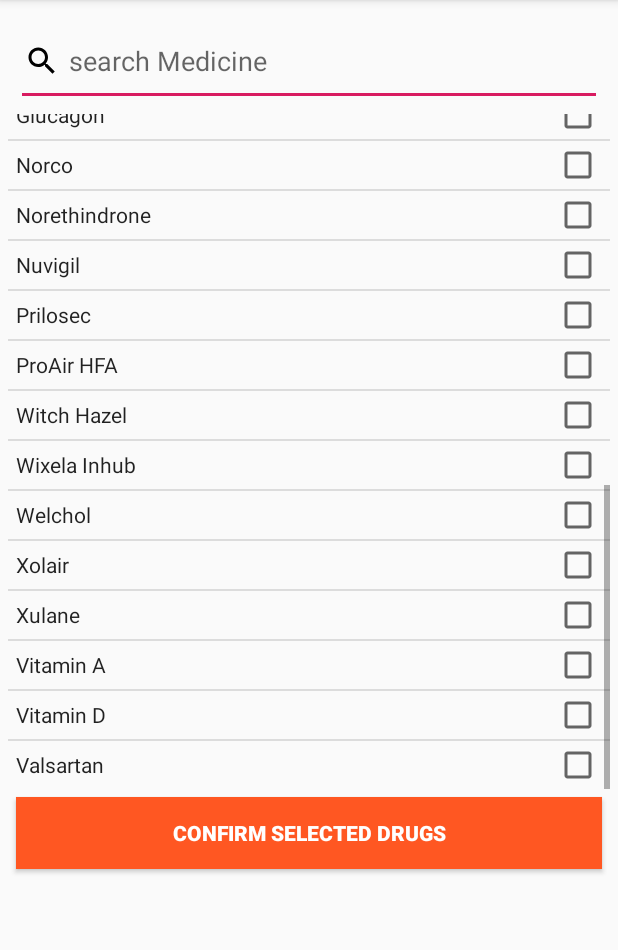
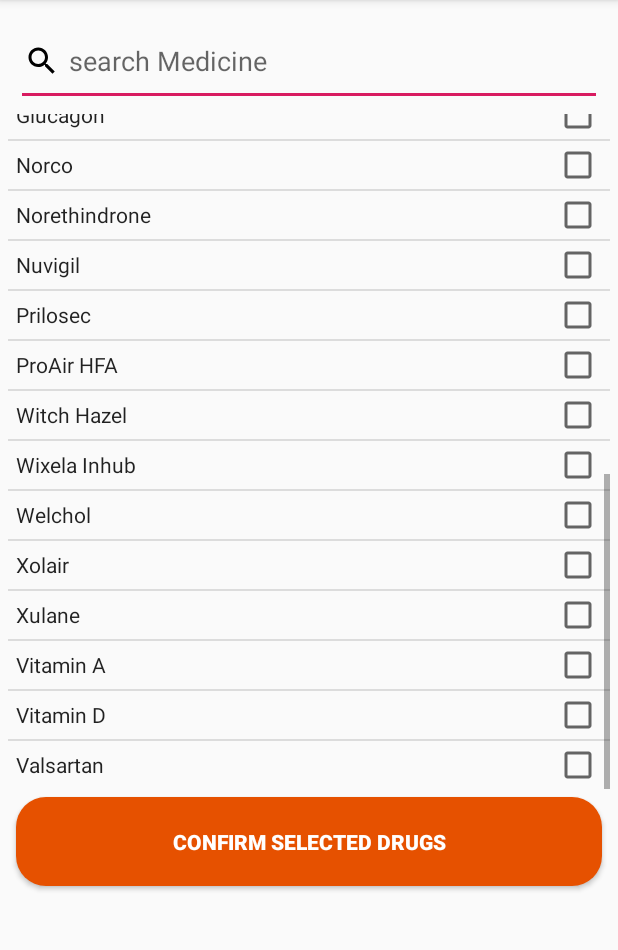
Before and after one commit to Omar4518/Pharma, an Android app: the DrugsActivity screen opened directly, with no data from a screen before it, scrolled down 629 dp, on a phone screen of 412 x 824 dp, the part 84-1034 px from its top. Run offline under Robolectric (Android 15) with nearby library versions, the phone set to English and light mode, and no system bars.

Commit message:
new Updates

```diff
--- a/app/src/main/AndroidManifest.xml
+++ b/app/src/main/AndroidManifest.xml
@@ -14,7 +14,9 @@
         android:supportsRtl="true"
         android:theme="@style/AppTheme">
 
-        <activity android:name=".Medicine.DrugsActivity"></activity>
+        <activity android:name=".Medicine.DrugsActivity">
+
+        </activity>
         <activity android:name=".PrescriptionDetails"></activity>
 
         <activity android:name=".VerifyPhoneNumber"></activity>
@@ -22,6 +24,7 @@
         <activity android:name=".registerActivity" />
         <activity android:name=".LoginActivity" />
         <activity android:name=".welcomeActivity">
+
             <intent-filter>
                 <action android:name="android.intent.action.MAIN" />
 
--- a/app/src/main/java/com/example/pharma_user/PrescriptionDetails.java
+++ b/app/src/main/java/com/example/pharma_user/PrescriptionDetails.java
@@ -12,6 +12,7 @@
 public class PrescriptionDetails extends AppCompatActivity {
 
     TextView textView;
+
 
 
     @Override
@@ -29,7 +30,5 @@
 
 
 
-
-
     }
 }
--- a/app/src/main/res/layout/activity_drugs.xml
+++ b/app/src/main/res/layout/activity_drugs.xml
@@ -27,11 +27,12 @@
         android:layout_width="match_parent"
         android:layout_margin="5dp"
         android:layout_height="wrap_content"
+        android:padding="20dp"
         android:id="@+id/btn"
         android:text="Confirm Selected Drugs"
         android:textColor="#ffffff"
         android:textStyle="bold"
-        android:background="#FF5722"
+        android:background="@drawable/buttons"
         android:layout_gravity="center"
         android:layout_marginTop="5dp"/>
 
--- a/app/src/main/res/layout/activity_prescription_details.xml
+++ b/app/src/main/res/layout/activity_prescription_details.xml
@@ -7,7 +7,6 @@
     android:layout_height="match_parent"
     android:background="#FF5722"
     tools:context=".PrescriptionDetails">
-
 
     <androidx.cardview.widget.CardView
 
@@ -49,8 +48,6 @@
 
             </ScrollView>
 
-
-
         </RelativeLayout>
 
     </androidx.cardview.widget.CardView>
```
Also changed, not shown: app/src/main/java/com/example/pharma_user/MainActivity.java (+19 -2 lines), app/src/main/java/com/example/pharma_user/Medicine/DrugsActivity.java (+10 -4 lines).
